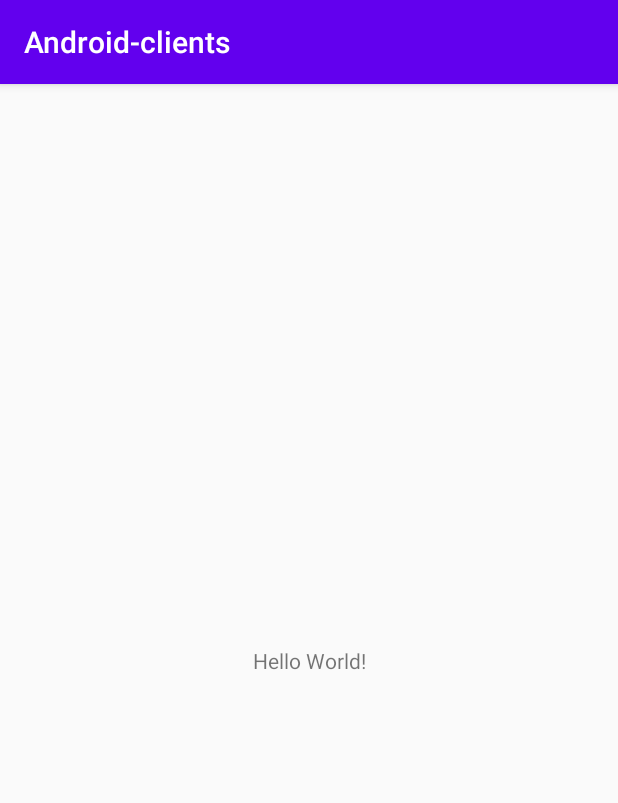
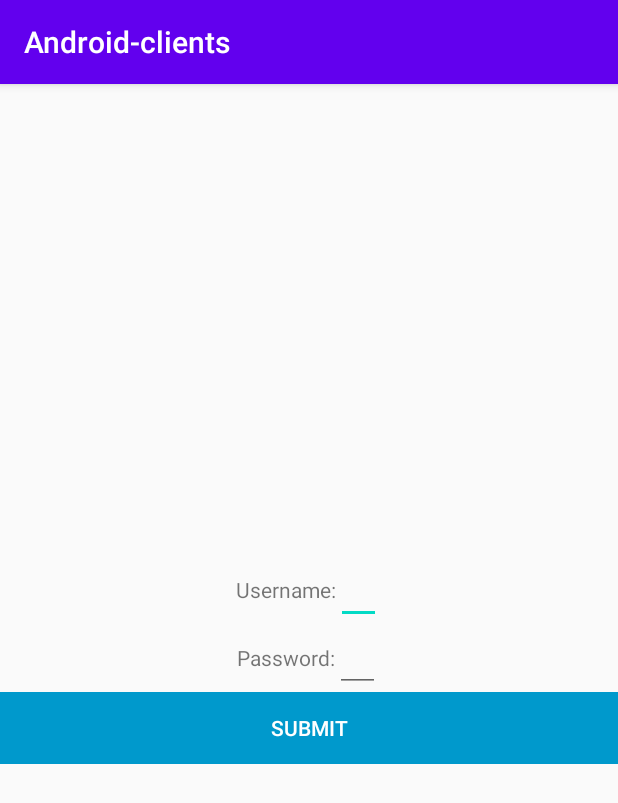
Before and after one commit to FMusic/NoName, an Android app: the screen it shows after launch (MainActivity), on a phone screen of 412 x 824 dp. Shown: the top 803 px of the screen. Run offline under Robolectric (Android 15) with nearby library versions, the phone set to English and light mode, and no system bars.

Commit message:
fake login ui created

```diff
--- a/Androidclients/app/src/main/res/layout/activity_main.xml
+++ b/Androidclients/app/src/main/res/layout/activity_main.xml
@@ -1,18 +1,50 @@
 <?xml version="1.0" encoding="utf-8"?>
-<androidx.constraintlayout.widget.ConstraintLayout xmlns:android="http://schemas.android.com/apk/res/android"
-    xmlns:app="http://schemas.android.com/apk/res-auto"
-    xmlns:tools="http://schemas.android.com/tools"
+<LinearLayout
+    xmlns:android="http://schemas.android.com/apk/res/android"
+    android:orientation="vertical"
     android:layout_width="match_parent"
     android:layout_height="match_parent"
-    tools:context=".MainActivity">
+    android:gravity="center">
 
-    <TextView
-        android:layout_width="wrap_content"
+    <LinearLayout
+        android:layout_width="match_parent"
         android:layout_height="wrap_content"
-        android:text="Hello World!"
-        app:layout_constraintBottom_toBottomOf="parent"
-        app:layout_constraintLeft_toLeftOf="parent"
-        app:layout_constraintRight_toRightOf="parent"
-        app:layout_constraintTop_toTopOf="parent" />
+        android:gravity="center">
+        <TextView
+            android:layout_width="wrap_content"
+            android:layout_height="wrap_content"
+            android:text="@string/username" />
+        <EditText
+            android:layout_width="@dimen/edit_text"
+            android:layout_height="wrap_content"
+            android:id="@+id/etUsername"
+            />
+    </LinearLayout>
+    <LinearLayout
+        android:layout_width="match_parent"
+        android:layout_height="wrap_content"
+        android:gravity="center">
+        <TextView
+            android:layout_width="wrap_content"
+            android:layout_height="wrap_content"
+            android:text="@string/password" />
+        <EditText
+            android:layout_width="@dimen/edit_text"
+            android:layout_height="wrap_content"
+            android:id="@+id/etPassword"
+            />
+    </LinearLayout>
+    <LinearLayout
+        android:layout_width="match_parent"
+        android:layout_height="wrap_content"
+        android:gravity="center">
+        <Button
+            android:layout_width="match_parent"
+            android:layout_height="match_parent"
+            android:text="@string/submit"
+            android:background="@android:color/holo_blue_dark"
+            android:textColor="@android:color/white"
+            android:id="@+id/btnSubmit"/>
+    </LinearLayout>
 
-</androidx.constraintlayout.widget.ConstraintLayout>
+</LinearLayout>
--- /dev/null
+++ b/Androidclients/app/src/main/res/values/dimens.xml
@@ -0,0 +1,4 @@
+<?xml version="1.0" encoding="utf-8"?>
+<resources>
+    <dimen name="edit_text">30dp</dimen>
+</resources>
--- a/Androidclients/app/src/main/res/values/strings.xml
+++ b/Androidclients/app/src/main/res/values/strings.xml
@@ -1,3 +1,6 @@
 <resources>
     <string name="app_name">Android-clients</string>
+    <string name="username">Username:</string>
+    <string name="password">Password:</string>
+    <string name="submit">Submit</string>
 </resources>
```
